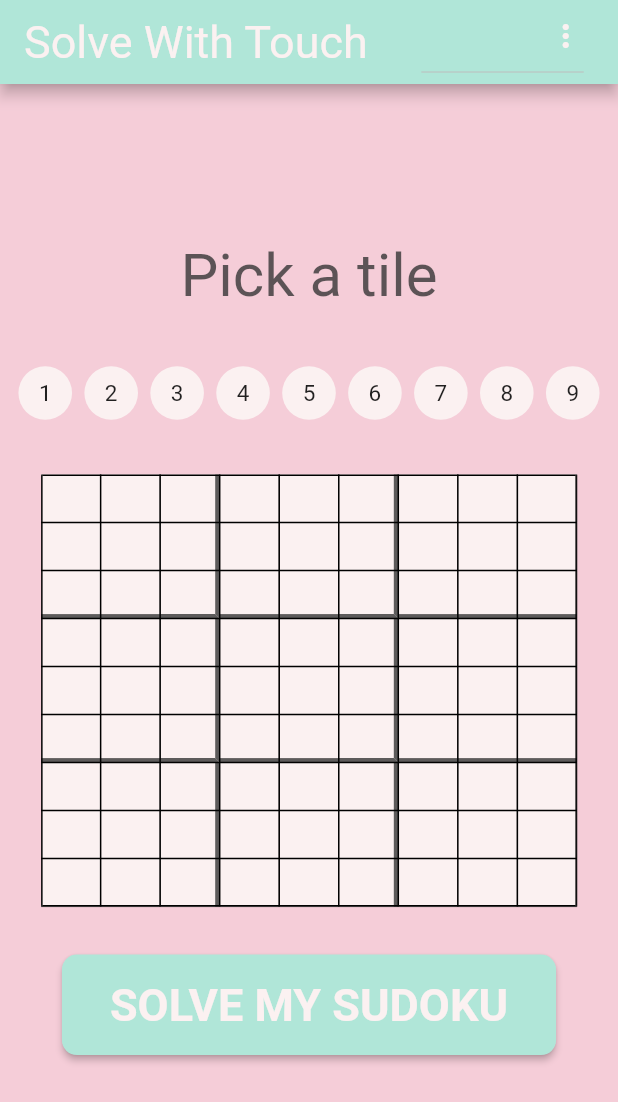
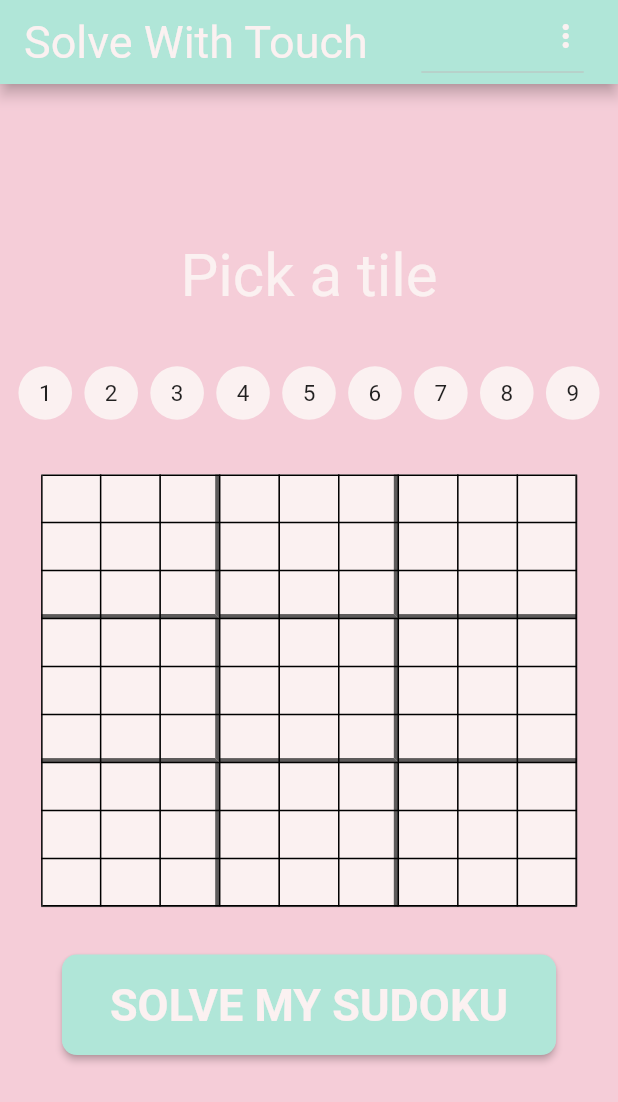
Before and after one commit to lachiejames/sudoku-solver-2.0, a Flutter app: the screen it shows after launch, on a phone screen of 412 x 824 dp. Shown: the top 1102 px of the screen. Run offline on Flutter 3.47's test engine with Material 2 defaults, Android fonts, the phone set to English and light mode, and no system bars; our stand-ins replace flutter_redux, redux, redux_thunk; Roboto replaces fonts that are missing (Segoe UI).

Commit message:
Integrate topText with redux

```diff
--- a/lib/redux/redux.dart
+++ b/lib/redux/redux.dart
@@ -32,7 +32,7 @@ class Redux {
         tileStateMap: MyWidgets.initTileStateMap(),
         hasSelectedTile: false,
         numberStateList: MyWidgets.initNumberStateList(),
-        topTextState: TopTextState(),
+        topTextState: TopTextState.initialState(),
         isSolving: false,
       ),
     );
--- a/lib/state/top_text_state.dart
+++ b/lib/state/top_text_state.dart
@@ -1,11 +1,28 @@
 import 'package:flutter/foundation.dart';
+import 'package:flutter/material.dart';
+import 'package:sudoku_solver_2/constants/my_colors.dart';
+import 'package:sudoku_solver_2/constants/my_strings.dart';
 
 class TopTextState {
   final String text;
+  final Color color;
 
-  TopTextState({@required this.text});
+  TopTextState({
+    @required this.text,
+    @required this.color,
+  });
 
-  TopTextState copyWith({String text}) {
-    return TopTextState(text: text);
+  static TopTextState initialState() {
+    return TopTextState(text: MyStrings.topTextPickATile, color: MyColors.white);
+  }
+
+  TopTextState copyWith({
+    String text,
+    Color color,
+  }) {
+    return TopTextState(
+      text: text ?? this.text,
+      color: color ?? this.color,
+    );
   }
 }
--- a/lib/widgets/shared/tile_widget.dart
+++ b/lib/widgets/shared/tile_widget.dart
@@ -2,7 +2,6 @@ import 'package:flutter/material.dart';
 import 'package:flutter_redux/flutter_redux.dart';
 import 'package:sudoku_solver_2/constants/my_colors.dart';
 import 'package:sudoku_solver_2/constants/my_styles.dart';
-import 'package:sudoku_solver_2/constants/my_values.dart';
 import 'package:sudoku_solver_2/constants/my_widgets.dart';
 import 'package:sudoku_solver_2/redux/redux.dart';
 import 'package:sudoku_solver_2/state/app_state.dart';
--- a/lib/widgets/shared/top_text_widget.dart
+++ b/lib/widgets/shared/top_text_widget.dart
@@ -1,8 +1,9 @@
 import 'package:flutter/material.dart';
-import 'package:sudoku_solver_2/constants/my_colors.dart';
-import 'package:sudoku_solver_2/constants/my_strings.dart';
+import 'package:flutter_redux/flutter_redux.dart';
 import 'package:sudoku_solver_2/constants/my_styles.dart';
 import 'package:sudoku_solver_2/constants/my_values.dart';
+import 'package:sudoku_solver_2/state/app_state.dart';
+import 'package:sudoku_solver_2/state/top_text_state.dart';
 
 class TopTextWidget extends StatefulWidget {
   @override
@@ -12,18 +13,24 @@ class TopTextWidget extends StatefulWidget {
 class _TopTextWidgetState extends State<TopTextWidget> {
   @override
   Widget build(BuildContext context) {
+    return StoreConnector<AppState, TopTextState>(
+      distinct: true,
+      converter: (store) => store.state.topTextState,
+      builder: (context, topTextState) {
         return Container(
           alignment: Alignment.center,
           padding: MyStyles.topTextMargins,
           child: Text(
-        MyStrings.topTextPickATile,
+            topTextState.text,
             textAlign: TextAlign.center,
             style: TextStyle(
               fontSize: MyValues.topTextFontSize,
-          color: MyColors.black,
+              color: topTextState.color,
             ),
             textDirection: TextDirection.ltr,
           ),
         );
+      },
+    );
   }
 }
```
Also changed, not shown: lib/redux/reducers/number_pressed_reducer.dart (+7 -0 lines), lib/redux/reducers/remove_value_from_tile_reducer.dart (+7 -0 lines), lib/redux/reducers/solve_button_pressed_reducer.dart (+7 -0 lines), lib/redux/reducers/sudoku_solved_reducer.dart (+7 -0 lines), lib/redux/reducers/tile_deselected_reducer.dart (+7 -0 lines), lib/redux/reducers/tile_selected_reducer.dart (+12 -0 lines). Lines whose indentation alone changed are shown as unchanged.
